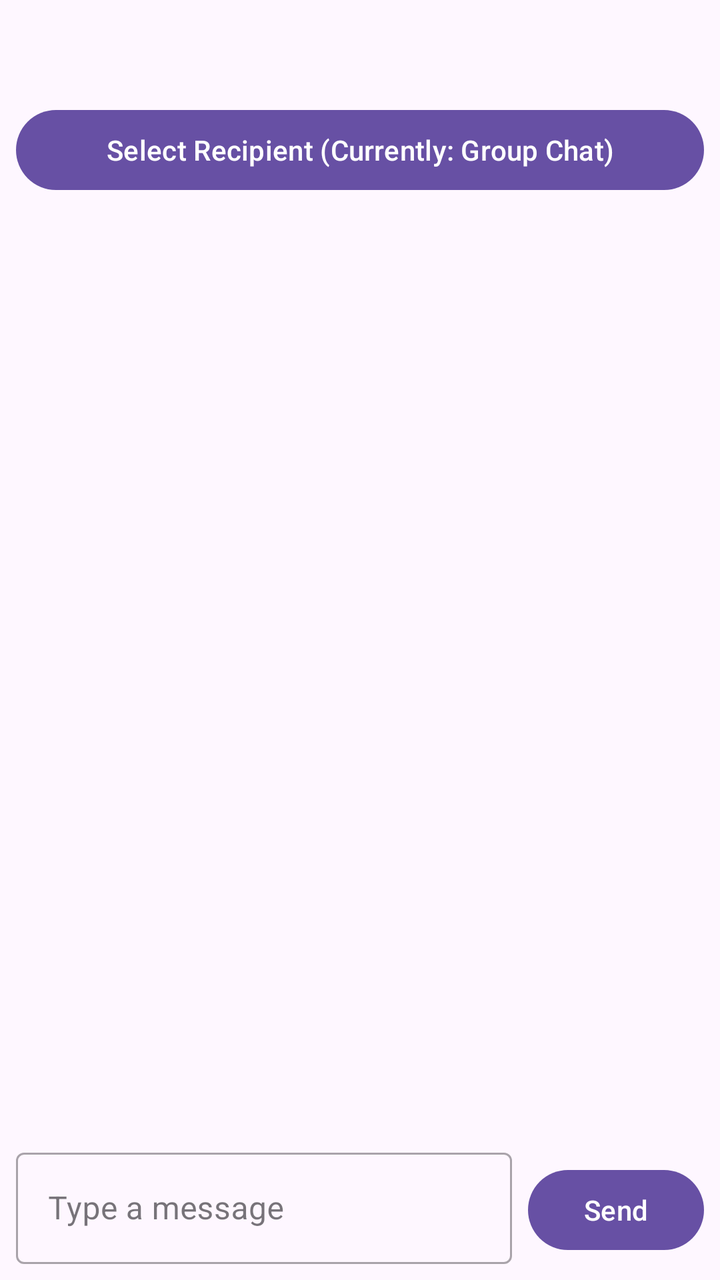
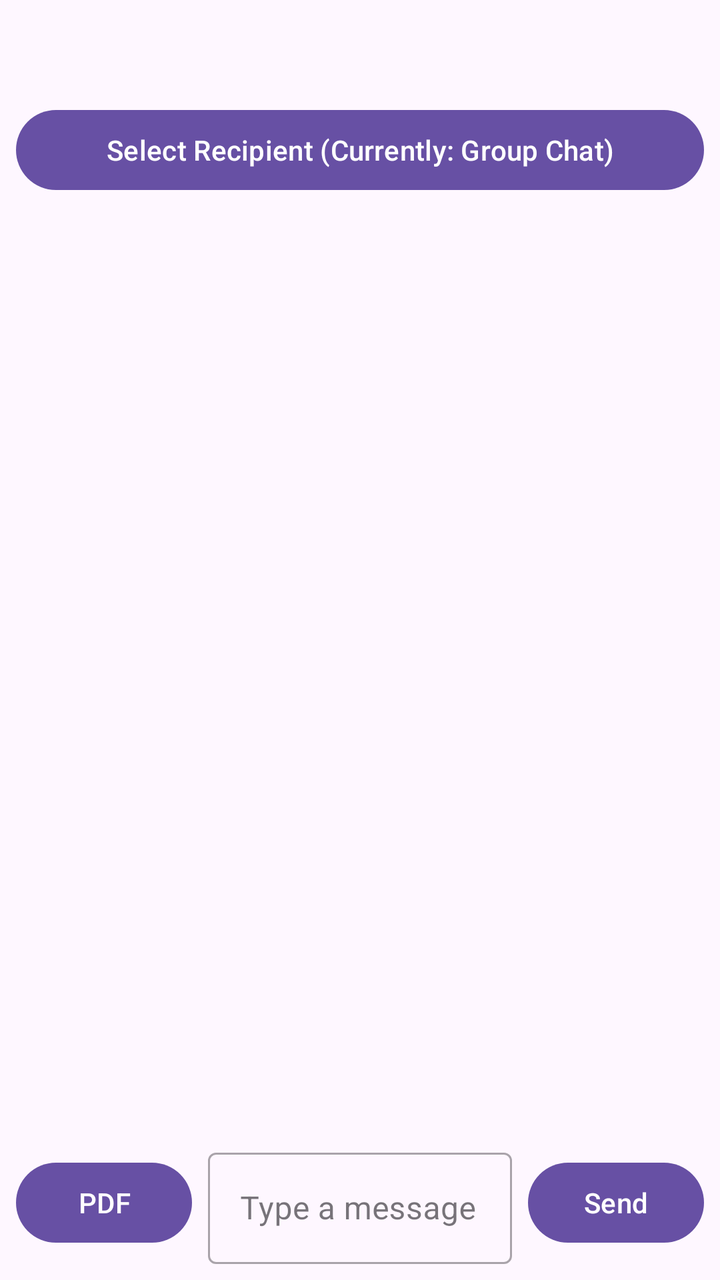

Screens rendered from an Android XML layout before and after an edit, with the pre-edit source and the edit as a unified diff.
<!-- AndroidManifest.xml: application theme Theme.Studybuddy3 -->
<!-- res/layout/activity_chat.xml -->
<?xml version="1.0" encoding="utf-8"?>
<androidx.constraintlayout.widget.ConstraintLayout xmlns:android="http://schemas.android.com/apk/res/android"
    xmlns:app="http://schemas.android.com/apk/res-auto"
    android:layout_width="match_parent"
    android:layout_height="match_parent">

    <LinearLayout
        android:id="@+id/headerLayout"
        android:layout_width="match_parent"
        android:layout_height="wrap_content"
        android:orientation="vertical"
        android:padding="8dp"
        app:layout_constraintTop_toTopOf="parent">

        <TextView
            android:id="@+id/groupNameText"
            android:layout_width="match_parent"
            android:layout_height="wrap_content"
            android:gravity="center"
            android:padding="8dp"
            android:textSize="20sp"
            android:textStyle="bold" />

        <com.google.android.material.button.MaterialButton
            android:id="@+id/selectRecipientButton"
            android:layout_width="match_parent"
            android:layout_height="wrap_content"
            android:text="Select Recipient (Currently: Group Chat)" />

    </LinearLayout>

    <androidx.recyclerview.widget.RecyclerView
        android:id="@+id/messagesRecyclerView"
        android:layout_width="match_parent"
        android:layout_height="0dp"
        android:padding="8dp"
        app:layout_constraintBottom_toTopOf="@id/messageInputLayout"
        app:layout_constraintTop_toBottomOf="@id/headerLayout" />

    <LinearLayout
        android:id="@+id/messageInputLayout"
        android:layout_width="match_parent"
        android:layout_height="wrap_content"
        android:orientation="horizontal"
        android:padding="8dp"
        app:layout_constraintBottom_toBottomOf="parent">

        <com.google.android.material.textfield.TextInputLayout
            android:id="@+id/messageInput"
            style="@style/Widget.MaterialComponents.TextInputLayout.OutlinedBox"
            android:layout_width="0dp"
            android:layout_height="wrap_content"
            android:layout_marginEnd="8dp"
            android:layout_weight="1">

            <com.google.android.material.textfield.TextInputEditText
                android:id="@+id/messageEditText"
                android:layout_width="match_parent"
                android:layout_height="wrap_content"
                android:hint="Type a message"
                android:inputType="textMultiLine"
                android:maxLines="4" />

        </com.google.android.material.textfield.TextInputLayout>

        <com.google.android.material.button.MaterialButton
            android:id="@+id/sendButton"
            android:layout_width="wrap_content"
            android:layout_height="wrap_content"
            android:text="Send" />

    </LinearLayout>

</androidx.constraintlayout.widget.ConstraintLayout>
<!-- resources referenced by this layout -->
<resources>
  <style name="Theme.Studybuddy3" parent="Base.Theme.Studybuddy3" />
  <style name="Base.Theme.Studybuddy3" parent="Theme.Material3.DayNight.NoActionBar">
          
          
      </style>
</resources>

<!-- the commit's change to res/layout/activity_chat.xml (unified diff, before → after) -->
@@ -1,9 +1,11 @@
 <?xml version="1.0" encoding="utf-8"?>
-<androidx.constraintlayout.widget.ConstraintLayout xmlns:android="http://schemas.android.com/apk/res/android"
+<androidx.constraintlayout.widget.ConstraintLayout
+    xmlns:android="http://schemas.android.com/apk/res/android"
     xmlns:app="http://schemas.android.com/apk/res-auto"
     android:layout_width="match_parent"
     android:layout_height="match_parent">
 
+    
     <LinearLayout
         android:id="@+id/headerLayout"
         android:layout_width="match_parent"
@@ -26,9 +28,9 @@
             android:layout_width="match_parent"
             android:layout_height="wrap_content"
             android:text="Select Recipient (Currently: Group Chat)" />
-
     </LinearLayout>
 
+    
     <androidx.recyclerview.widget.RecyclerView
         android:id="@+id/messagesRecyclerView"
         android:layout_width="match_parent"
@@ -37,19 +39,30 @@
         app:layout_constraintBottom_toTopOf="@id/messageInputLayout"
         app:layout_constraintTop_toBottomOf="@id/headerLayout" />
 
+    
     <LinearLayout
         android:id="@+id/messageInputLayout"
         android:layout_width="match_parent"
         android:layout_height="wrap_content"
+        android:gravity="center_vertical"
         android:orientation="horizontal"
         android:padding="8dp"
         app:layout_constraintBottom_toBottomOf="parent">
 
+        
+        <com.google.android.material.button.MaterialButton
+            android:id="@+id/uploadPdfButton"
+            android:layout_width="wrap_content"
+            android:layout_height="wrap_content"
+            android:text="PDF" />
+
+        
         <com.google.android.material.textfield.TextInputLayout
             android:id="@+id/messageInput"
             style="@style/Widget.MaterialComponents.TextInputLayout.OutlinedBox"
             android:layout_width="0dp"
             android:layout_height="wrap_content"
+            android:layout_marginStart="8dp"
             android:layout_marginEnd="8dp"
             android:layout_weight="1">
 
@@ -63,6 +76,7 @@
 
         </com.google.android.material.textfield.TextInputLayout>
 
+        
         <com.google.android.material.button.MaterialButton
             android:id="@+id/sendButton"
             android:layout_width="wrap_content"
